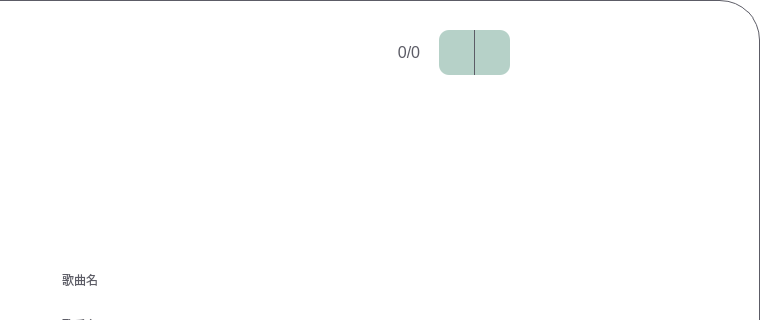
This is widget.ui in whdicu/OnePlayer as Qt 5 draws it before an edit; both pictures show x 120 to 880 and y 0 to 320 of the 880 by 529 pixel window. The edited form follows.
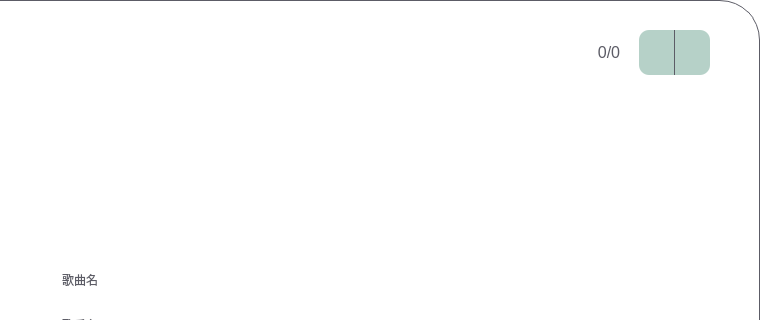
This is the edited form. Icons and pictures are not drawn. Custom widgets are drawn as their Qt base class.

Commit message: 1.SettingHandler修改为单例 2.随机播放音乐时点击一个音乐按钮不再清空充值随机播放下标列表，而是把点击的音乐下标插入到随机播放下标列表末尾 3.修改窗口Title 4.修改搜索框位置和尺寸 5.按钮点击事件都写为槽函数

The edit to the form file:
```diff
--- a/widget.ui
+++ b/widget.ui
@@ -282,7 +282,7 @@
       <widget class="QWidget" name="find_widget" native="true">
        <property name="geometry">
         <rect>
-         <x>230</x>
+         <x>430</x>
          <y>30</y>
          <width>400</width>
          <height>45</height>
```
Left out of the diff: 2 changed lines with no effect on the pictures. The commit also changes 4 other files.
